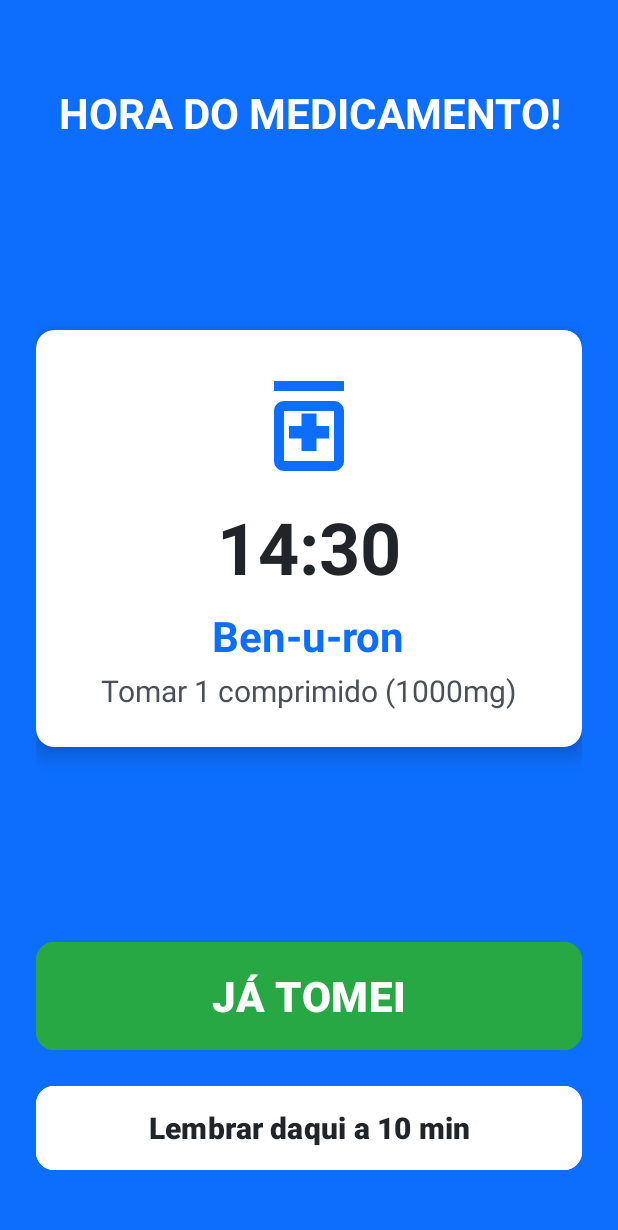
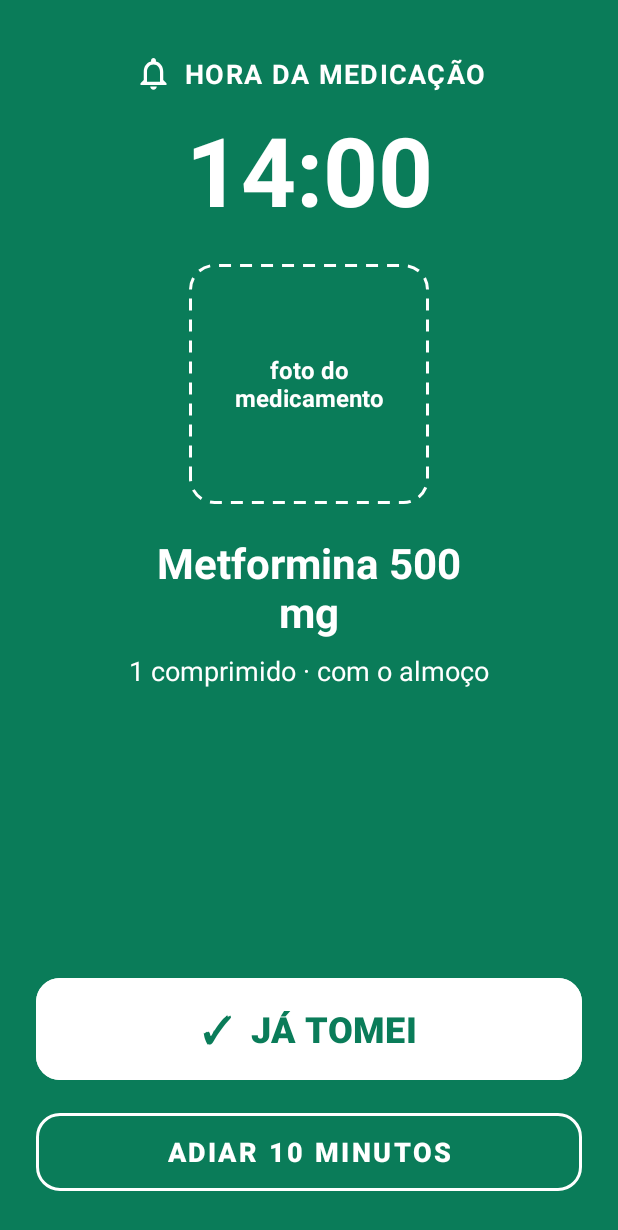
Before and after one commit to CunhaTiago-art/PDM_Vital-_54608_54272_55193, an Android app: the layout activity_alerta_alarme.xml on its own in the app's theme, with its tools: preview values and no code run, on a phone screen of 412 x 824 dp. Shown: the top 1230 px of the screen. Run offline under Robolectric (Android 15) with nearby library versions, the phone set to English and light mode, and no system bars.

Commit message:
feat: redesign Alerta Alarme UI based on mockup

```diff
--- /dev/null
+++ b/app/src/main/res/drawable/bg_foto_placeholder_white.xml
@@ -0,0 +1,11 @@
+<?xml version="1.0" encoding="utf-8"?>
+<shape xmlns:android="http://schemas.android.com/apk/res/android"
+    android:shape="rectangle">
+    <solid android:color="@android:color/transparent" />
+    <corners android:radius="16dp" />
+    <stroke
+        android:width="2dp"
+        android:color="@color/white"
+        android:dashWidth="8dp"
+        android:dashGap="6dp" />
+</shape>
--- /dev/null
+++ b/app/src/main/res/drawable/ic_bell.xml
@@ -0,0 +1,9 @@
+<vector xmlns:android="http://schemas.android.com/apk/res/android"
+    android:width="24dp"
+    android:height="24dp"
+    android:viewportWidth="24"
+    android:viewportHeight="24">
+  <path
+      android:fillColor="#FF000000"
+      android:pathData="M12,22c1.1,0 2,-0.9 2,-2h-4c0,1.1 0.9,2 2,2zM18,16v-5c0,-3.07 -1.63,-5.64 -4.5,-6.32V4c0,-0.83 -0.67,-1.5 -1.5,-1.5s-1.5,0.67 -1.5,1.5v0.68C7.64,5.36 6,7.92 6,11v5l-2,2v1h16v-1l-2,-2zM16,17H8v-6c0,-2.48 1.51,-4.5 4,-4.5s4,2.02 4,4.5v6z"/>
+</vector>
--- a/app/src/main/res/layout/activity_alerta_alarme.xml
+++ b/app/src/main/res/layout/activity_alerta_alarme.xml
@@ -4,113 +4,129 @@
     xmlns:app="http://schemas.android.com/apk/res-auto"
     android:layout_width="match_parent"
     android:layout_height="match_parent"
-    android:background="@color/action_primary_blue"
+    android:background="@color/vital_green"
     android:padding="@dimen/margin_large">
 
-    <!-- Cabeçalho de Alerta -->
-    <TextView
-        android:id="@+id/tvTituloAlerta"
+    <!-- Cabeçalho: Sino + HORA DA MEDICAÇÃO -->
+    <LinearLayout
+        android:id="@+id/layoutHeaderAlerta"
         android:layout_width="wrap_content"
         android:layout_height="wrap_content"
-        android:layout_marginTop="32dp"
-        android:text="HORA DO MEDICAMENTO!"
-        android:textAlignment="center"
+        android:layout_marginTop="12dp"
+        android:gravity="center_vertical"
+        android:orientation="horizontal"
+        app:layout_constraintEnd_toEndOf="parent"
+        app:layout_constraintStart_toStartOf="parent"
+        app:layout_constraintTop_toTopOf="parent">
+
+        <ImageView
+            android:layout_width="26dp"
+            android:layout_height="26dp"
+            android:layout_marginEnd="8dp"
+            android:contentDescription="Alarme"
+            android:src="@drawable/ic_bell"
+            app:tint="@color/white" />
+
+        <TextView
+            android:id="@+id/tvTituloAlerta"
+            android:layout_width="wrap_content"
+            android:layout_height="wrap_content"
+            android:letterSpacing="0.05"
+            android:text="HORA DA MEDICAÇÃO"
+            android:textColor="@color/white"
+            android:textSize="18sp"
+            android:textStyle="bold" />
+    </LinearLayout>
+
+    <!-- Hora em tamanho gigante -->
+    <TextView
+        android:id="@+id/tvAlertaHora"
+        android:layout_width="wrap_content"
+        android:layout_height="wrap_content"
+        android:layout_marginTop="8dp"
+        android:text="14:00"
         android:textColor="@color/white"
-        android:textSize="@dimen/text_size_title"
+        android:textSize="64sp"
         android:textStyle="bold"
         app:layout_constraintEnd_toEndOf="parent"
         app:layout_constraintStart_toStartOf="parent"
-        app:layout_constraintTop_toTopOf="parent" />
+        app:layout_constraintTop_toBottomOf="@+id/layoutHeaderAlerta" />
 
-    <!-- Cartão Central com Detalhes da Toma -->
-    <androidx.cardview.widget.CardView
-        android:id="@+id/cardDetalheAlerta"
+    <!-- Caixa: foto do medicamento -->
+    <TextView
+        android:id="@+id/tvFotoMedicamentoAlerta"
+        android:layout_width="160dp"
+        android:layout_height="160dp"
+        android:layout_marginTop="20dp"
+        android:background="@drawable/bg_foto_placeholder_white"
+        android:gravity="center"
+        android:padding="16dp"
+        android:text="foto do\nmedicamento"
+        android:textColor="@color/white"
+        android:textSize="16sp"
+        android:textStyle="bold"
+        app:layout_constraintEnd_toEndOf="parent"
+        app:layout_constraintStart_toStartOf="parent"
+        app:layout_constraintTop_toBottomOf="@+id/tvAlertaHora" />
+
+    <!-- Nome do Medicamento -->
+    <TextView
+        android:id="@+id/tvAlertaNomeMed"
         android:layout_width="0dp"
         android:layout_height="wrap_content"
-        android:layout_marginVertical="@dimen/margin_large"
-        app:cardBackgroundColor="@color/white"
-        app:cardCornerRadius="@dimen/corner_radius"
-        app:cardElevation="8dp"
-        app:layout_constraintBottom_toTopOf="@+id/btnConfirmarToma"
+        android:layout_marginTop="20dp"
+        android:gravity="center"
+        android:text="Metformina 500\nmg"
+        android:textColor="@color/white"
+        android:textSize="28sp"
+        android:textStyle="bold"
         app:layout_constraintEnd_toEndOf="parent"
         app:layout_constraintStart_toStartOf="parent"
-        app:layout_constraintTop_toBottomOf="@+id/tvTituloAlerta">
+        app:layout_constraintTop_toBottomOf="@+id/tvFotoMedicamentoAlerta" />
 
-        <LinearLayout
-            android:layout_width="match_parent"
-            android:layout_height="wrap_content"
-            android:gravity="center"
-            android:orientation="vertical"
-            android:padding="@dimen/margin_large">
+    <!-- Dosagem e Instrução -->
+    <TextView
+        android:id="@+id/tvAlertaDoseMed"
+        android:layout_width="0dp"
+        android:layout_height="wrap_content"
+        android:layout_marginTop="8dp"
+        android:gravity="center"
+        android:text="1 comprimido · com o almoço"
+        android:textColor="@color/white"
+        android:textSize="18sp"
+        app:layout_constraintEnd_toEndOf="parent"
+        app:layout_constraintStart_toStartOf="parent"
+        app:layout_constraintTop_toBottomOf="@+id/tvAlertaNomeMed" />
 
-            <ImageView
-                android:layout_width="80dp"
-                android:layout_height="80dp"
-                android:src="@drawable/ic_medication"
-                app:tint="@color/action_primary_blue"
-                android:contentDescription="Ícone de comprimido" />
-
-            <TextView
-                android:id="@+id/tvAlertaHora"
-                android:layout_width="wrap_content"
-                android:layout_height="wrap_content"
-                android:layout_marginTop="8dp"
-                android:text="14:30"
-                android:textColor="@color/text_primary"
-                android:textSize="@dimen/text_size_hero"
-                android:textStyle="bold" />
-
-            <TextView
-                android:id="@+id/tvAlertaNomeMed"
-                android:layout_width="wrap_content"
-                android:layout_height="wrap_content"
-                android:layout_marginTop="8dp"
-                android:text="Ben-u-ron"
-                android:textAlignment="center"
-                android:textColor="@color/action_primary_blue"
-                android:textSize="@dimen/text_size_title"
-                android:textStyle="bold" />
-
-            <TextView
-                android:id="@+id/tvAlertaDoseMed"
-                android:layout_width="wrap_content"
-                android:layout_height="wrap_content"
-                android:layout_marginTop="4dp"
-                android:text="Tomar 1 comprimido (1000mg)"
-                android:textAlignment="center"
-                android:textColor="@color/text_secondary"
-                android:textSize="@dimen/text_size_normal" />
-        </LinearLayout>
-    </androidx.cardview.widget.CardView>
-
-    <!-- Botão Gigante: Confirmar Toma -->
+    <!-- Botão Principal: ✓ JÁ TOMEI (Branco com texto verde) -->
     <com.google.android.material.button.MaterialButton
         android:id="@+id/btnConfirmarToma"
         android:layout_width="0dp"
-        android:layout_height="80dp"
-        android:layout_marginBottom="@dimen/margin_standard"
-        android:backgroundTint="@color/action_success_green"
-        android:text="JÁ TOMEI"
-        android:textColor="@color/white"
-        android:textSize="@dimen/text_size_title"
+        android:layout_height="76dp"
+        android:layout_marginBottom="12dp"
+        android:backgroundTint="@color/white"
+        android:text="✓  JÁ TOMEI"
+        android:textColor="@color/vital_green"
+        android:textSize="24sp"
         android:textStyle="bold"
-        app:cornerRadius="@dimen/corner_radius"
+        app:cornerRadius="16dp"
         app:layout_constraintBottom_toTopOf="@+id/btnAdiarToma"
         app:layout_constraintEnd_toEndOf="parent"
         app:layout_constraintStart_toStartOf="parent" />
 
-    <!-- Botão Secundário: Adiar 10 minutos -->
+    <!-- Botão Secundário: ADIAR 10 MINUTOS (Contorno branco) -->
     <com.google.android.material.button.MaterialButton
         android:id="@+id/btnAdiarToma"
+        style="@style/Widget.MaterialComponents.Button.OutlinedButton"
         android:layout_width="0dp"
-        android:layout_height="@dimen/min_touch_target_height"
-        android:layout_marginBottom="16dp"
-        android:backgroundTint="@color/white"
-        android:text="Lembrar daqui a 10 min"
-        android:textColor="@color/text_primary"
-        android:textSize="@dimen/text_size_normal"
+        android:layout_height="64dp"
+        android:text="ADIAR 10 MINUTOS"
+        android:textColor="@color/white"
+        android:textSize="18sp"
         android:textStyle="bold"
-        app:cornerRadius="@dimen/corner_radius"
+        app:cornerRadius="16dp"
+        app:strokeColor="@color/white"
+        app:strokeWidth="2dp"
         app:layout_constraintBottom_toBottomOf="parent"
         app:layout_constraintEnd_toEndOf="parent"
         app:layout_constraintStart_toStartOf="parent" />
```
